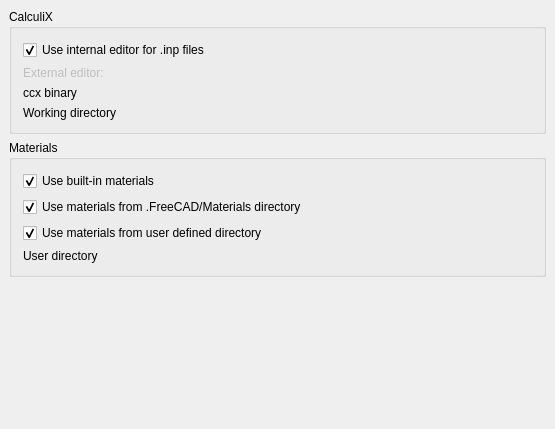
berndhahnebach/All_FreeCAD, file src/Mod/Fem/Gui/DlgSettingsFem.ui: the form before one commit.
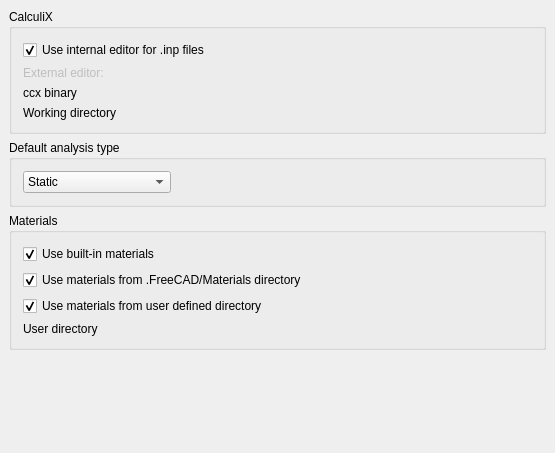
The form after the commit. Icons and pictures are not drawn. Custom widgets are drawn as their Qt base class.

Commit message: FEM: Add AnalysisType to Prefs and use it in analysis control window.

Diff of the .ui file:
```diff
--- a/src/Mod/Fem/Gui/DlgSettingsFem.ui
+++ b/src/Mod/Fem/Gui/DlgSettingsFem.ui
@@ -7,7 +7,7 @@
     <x>0</x>
     <y>0</y>
     <width>555</width>
-    <height>429</height>
+    <height>453</height>
    </rect>
   </property>
   <property name="windowTitle">
@@ -193,6 +193,73 @@
        </layout>
       </widget>
      </item>
+     <item>
+      <widget class="QGroupBox" name="gb_analysis_params">
+       <property name="title">
+        <string>Default analysis type</string>
+       </property>
+       <layout class="QHBoxLayout" name="horizontalLayout_4">
+        <item>
+         <layout class="QVBoxLayout" name="verticalLayout_3">
+          <item>
+           <layout class="QHBoxLayout" name="horizontalLayout_2">
+            <item>
+             <widget class="Gui::PrefComboBox" name="cb_analysis_type">
+              <property name="minimumSize">
+               <size>
+                <width>148</width>
+                <height>0</height>
+               </size>
+              </property>
+              <property name="toolTip">
+               <string>Default type on analysis</string>
+              </property>
+              <property name="prefEntry" stdset="0">
+               <cstring>AnalysisType</cstring>
+              </property>
+              <property name="prefPath" stdset="0">
+               <cstring>Mod/Fem</cstring>
+              </property>
+              <item>
+               <property name="text">
+                <string>Static</string>
+               </property>
+               <property name="icon">
+                <iconset resource="Resources/Fem.qrc">
+                 <normaloff>:/icons/fem-new-analysis.svg</normaloff>:/icons/fem-new-analysis.svg</iconset>
+               </property>
+              </item>
+              <item>
+               <property name="text">
+                <string>Frequency</string>
+               </property>
+               <property name="icon">
+                <iconset resource="Resources/Fem.qrc">
+                 <normaloff>:/icons/fem-frequency-analysis.svg</normaloff>:/icons/fem-frequency-analysis.svg</iconset>
+               </property>
+              </item>
+             </widget>
+            </item>
+            <item>
+             <spacer name="horizontalSpacer">
+              <property name="orientation">
+               <enum>Qt::Horizontal</enum>
+              </property>
+              <property name="sizeHint" stdset="0">
+               <size>
+                <width>40</width>
+                <height>20</height>
+               </size>
+              </property>
+             </spacer>
+            </item>
+           </layout>
+          </item>
+         </layout>
+        </item>
+       </layout>
+      </widget>
+     </item>
      <item>
       <widget class="QGroupBox" name="gb_materials">
        <property name="title">
@@ -336,6 +403,11 @@
    <extends>QCheckBox</extends>
    <header>Gui/PrefWidgets.h</header>
   </customwidget>
+  <customwidget>
+   <class>Gui::PrefComboBox</class>
+   <extends>QComboBox</extends>
+   <header>Gui/PrefWidgets.h</header>
+  </customwidget>
  </customwidgets>
  <resources>
   <include location="Resources/Fem.qrc"/>
```
The commit also changes 3 other files.
